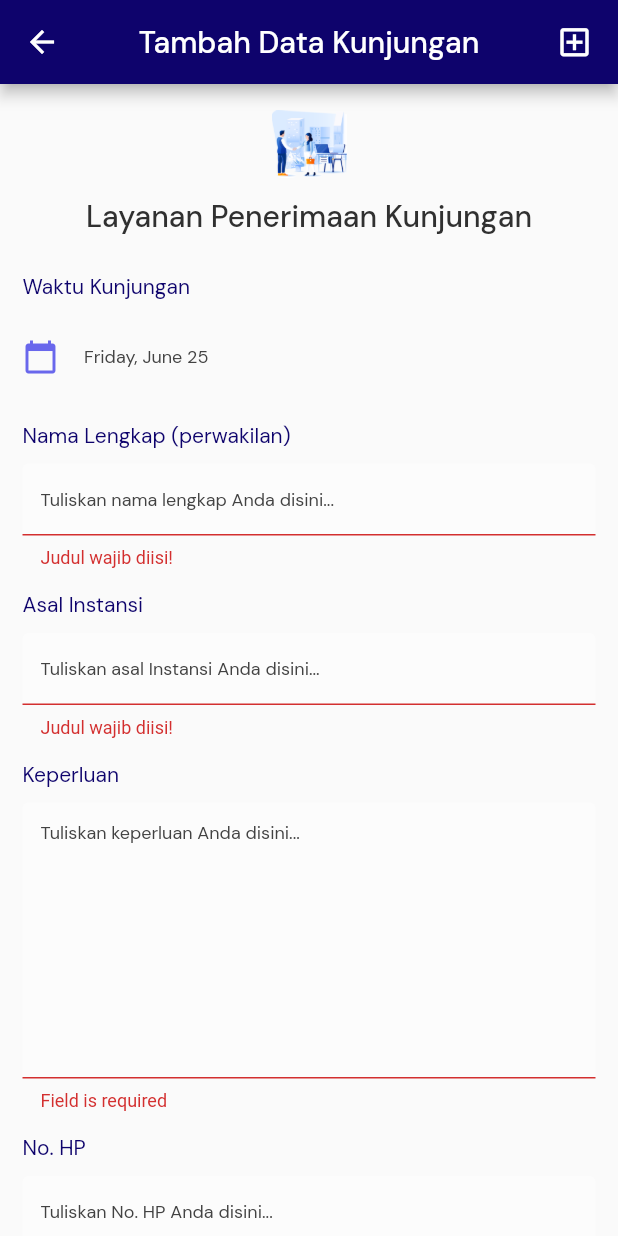
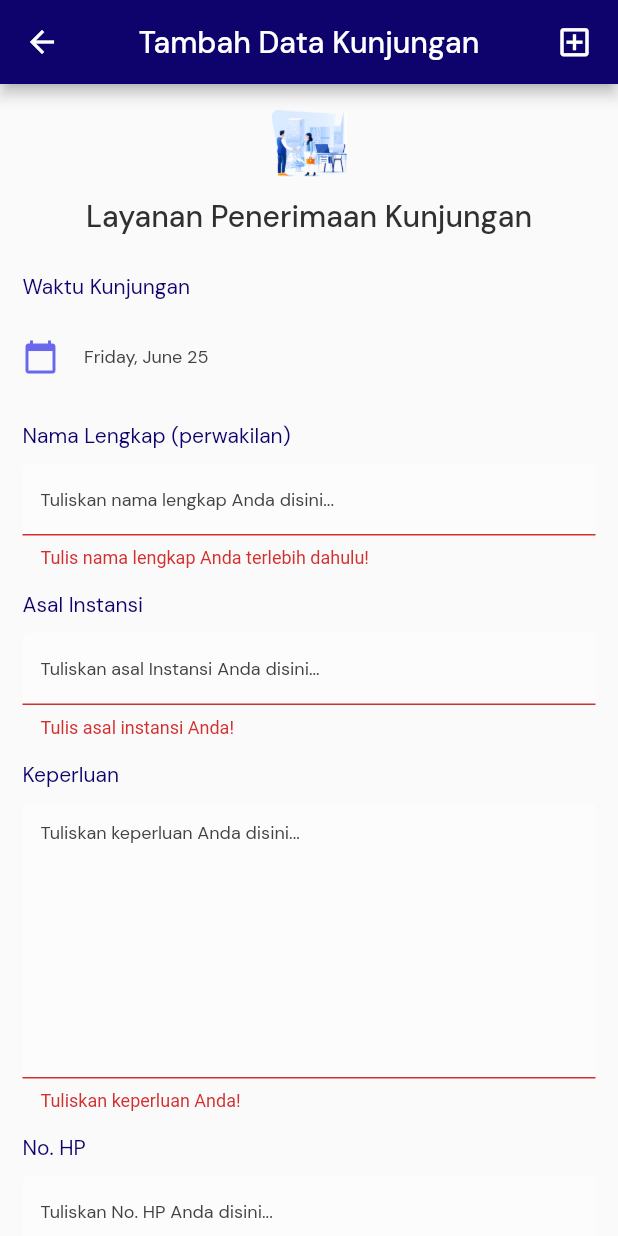
Before and after one commit to exvansi/humasin, a Flutter app: the AddKunjunganPageWidget screen opened directly, on a phone screen of 412 x 824 dp. Run offline on Flutter 3.47's test engine with Material 2 defaults, Android fonts, the phone set to English and light mode, and no system bars; our stand-ins replace auto_size_text, built_collection, built_value, cloud_firestore, firebase_auth, firebase_core and 13 more; missing offline and left inert: mime_type; accounts and stored records are empty; generated files the repository leaves out were written again.

Commit message:
Updating to latest FlutterFlow output.

```diff
--- a/lib/add_kunjungan_page/add_kunjungan_page_widget.dart
+++ b/lib/add_kunjungan_page/add_kunjungan_page_widget.dart
@@ -293,7 +293,7 @@ class _AddKunjunganPageWidgetState extends State<AddKunjunganPageWidget> {
                                 textAlign: TextAlign.justify,
                                 validator: (val) {
                                   if (val.isEmpty) {
-                                    return 'Judul wajib diisi!';
+                                    return 'Tulis nama lengkap Anda terlebih dahulu!';
                                   }
                                   if (val.length < 4) {
                                     return 'Requires at least 4 characters.';
@@ -371,7 +371,7 @@ class _AddKunjunganPageWidgetState extends State<AddKunjunganPageWidget> {
                                 textAlign: TextAlign.justify,
                                 validator: (val) {
                                   if (val.isEmpty) {
-                                    return 'Judul wajib diisi!';
+                                    return 'Tulis asal instansi Anda!';
                                   }
                                   if (val.length < 4) {
                                     return 'Requires at least 4 characters.';
@@ -450,7 +450,7 @@ class _AddKunjunganPageWidgetState extends State<AddKunjunganPageWidget> {
                                 keyboardType: TextInputType.multiline,
                                 validator: (val) {
                                   if (val.isEmpty) {
-                                    return 'Field is required';
+                                    return 'Tuliskan keperluan Anda!';
                                   }
 
                                   return null;
@@ -526,7 +526,7 @@ class _AddKunjunganPageWidgetState extends State<AddKunjunganPageWidget> {
                                 keyboardType: TextInputType.phone,
                                 validator: (val) {
                                   if (val.isEmpty) {
-                                    return 'Field is required';
+                                    return 'Tuliskan No.HP Anda!';
                                   }
 
                                   return null;
```
